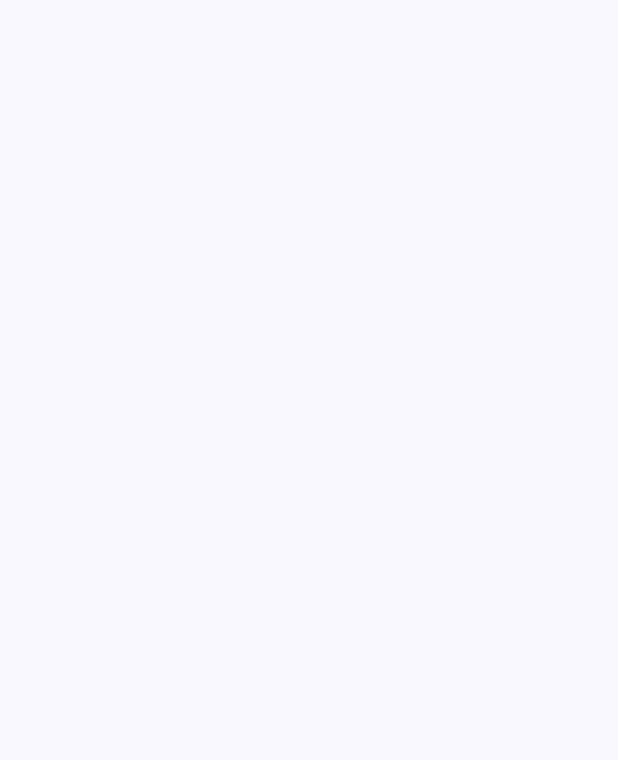
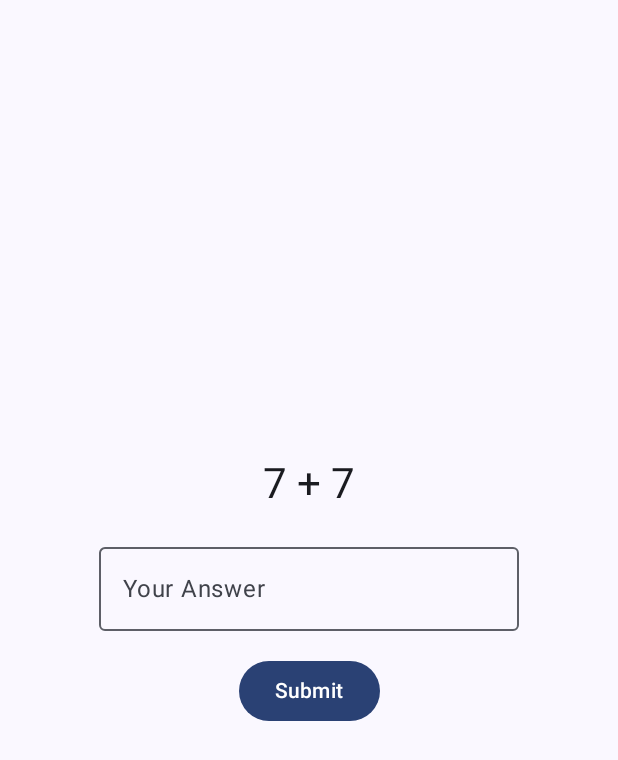
Before and after one commit to hashemi-hossein/androidtraining-speedmath, an Android app built with Jetpack Compose: the screen it shows after launch (MainActivity), on a phone screen of 412 x 824 dp. Before the commit the part shown is empty. Shown: the top 760 px of the screen. Run offline under Robolectric (Android 15) with nearby library versions, the phone set to English and light mode, and no system bars.

Commit message:
implement simple math app

```diff
--- a/app/src/main/java/ara/hossein/androidtraining/speedmath/screen/HomeScreen.kt
+++ b/app/src/main/java/ara/hossein/androidtraining/speedmath/screen/HomeScreen.kt
@@ -1,18 +1,64 @@
 package ara.hossein.androidtraining.speedmath.screen
 
-import androidx.compose.foundation.layout.Box
-import androidx.compose.foundation.layout.Column
-import androidx.compose.foundation.layout.fillMaxSize
-import androidx.compose.runtime.Composable
+import androidx.compose.foundation.layout.*
+import androidx.compose.material3.*
+import androidx.compose.runtime.*
 import androidx.compose.ui.Alignment
 import androidx.compose.ui.Modifier
 import androidx.compose.ui.tooling.preview.Preview
+import androidx.compose.ui.unit.dp
+import kotlin.random.Random
 
 @Composable
 fun HomeScreen(modifier: Modifier = Modifier) {
     Box(modifier = Modifier.fillMaxSize()) {
         Column(Modifier.align(Alignment.Center)) {
 
+            var firstNumber by remember { mutableIntStateOf(1) }
+            var secondNumber by remember { mutableIntStateOf(1) }
+            var userInput by remember { mutableStateOf("") }
+            var result by remember { mutableStateOf("") }
+
+            fun generateNumbers() {
+                firstNumber = Random(seed = System.currentTimeMillis()).nextInt(1, 10)
+                secondNumber = Random(seed = System.currentTimeMillis()).nextInt(1, 10)
+            }
+
+            fun checkAnswer(userInput: String): Boolean {
+                val correctAnswer = firstNumber + secondNumber
+                return userInput.toIntOrNull() == correctAnswer
+            }
+
+            LaunchedEffect(Unit) {
+                generateNumbers()
+            }
+
+            Column(horizontalAlignment = Alignment.CenterHorizontally) {
+                Text(
+                    text = "$firstNumber + $secondNumber",
+                    style = MaterialTheme.typography.headlineMedium,
+                )
+                Spacer(modifier = Modifier.height(16.dp))
+                OutlinedTextField(
+                    value = userInput,
+                    onValueChange = { userInput = it },
+                    label = { Text("Your Answer") }
+                )
+                Spacer(modifier = Modifier.height(16.dp))
+                Button(onClick = {
+                    if (checkAnswer(userInput)) {
+                        result = "Correct!"
+                        generateNumbers()
+                        userInput = ""
+                    } else {
+                        result = "Incorrect, try again."
+                    }
+                }) {
+                    Text("Submit")
+                }
+                Spacer(modifier = Modifier.height(16.dp))
+                Text(text = result, style = MaterialTheme.typography.bodyLarge)
+            }
         }
     }
 }
```
